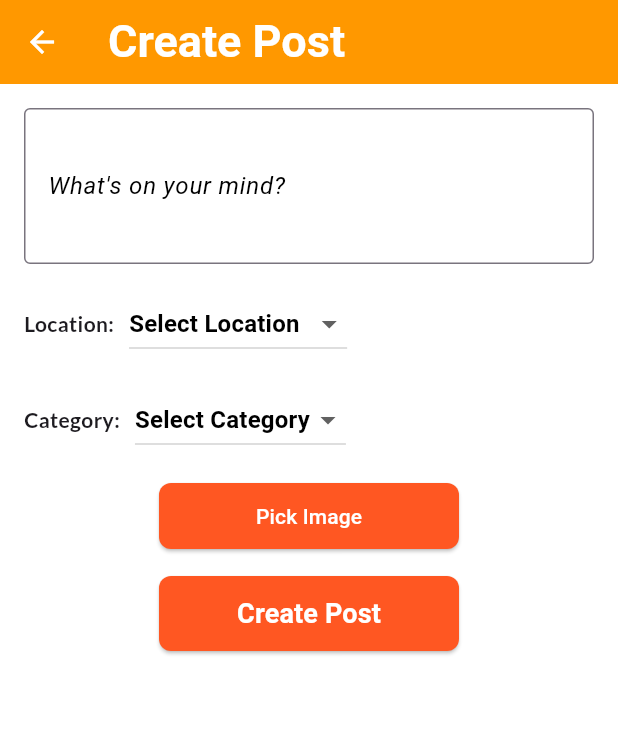
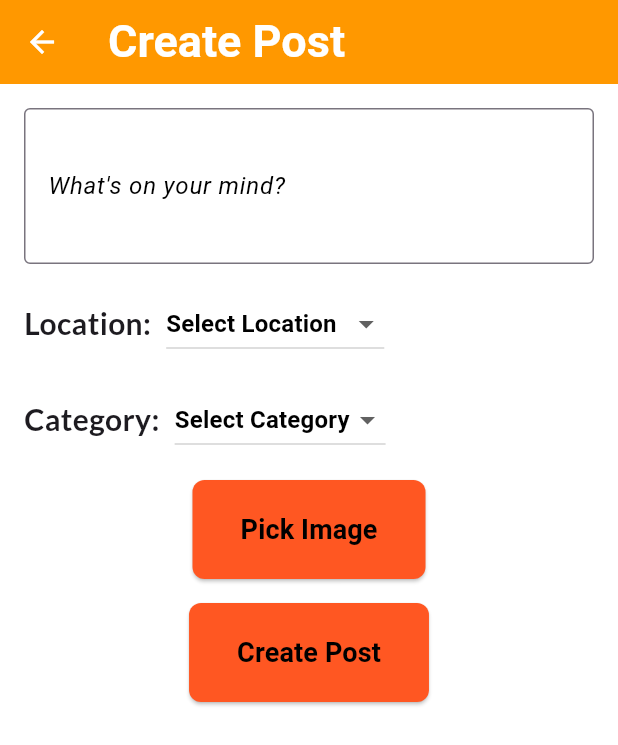
Before and after one commit to DuckyCS8888/caremate, a Flutter app: the CreatePostPage screen opened directly, on a phone screen of 412 x 824 dp. Shown: the top 745 px of the screen. Run offline on Flutter 3.47's test engine with Material 3 defaults, Android fonts, the phone set to English and light mode, and no system bars; our stand-ins replace cloud_firestore, firebase_auth, firebase_core, flutter_image_compress, flutter_local_notifications, geolocator and 5 more; missing offline and left inert: firebase_ui_auth; accounts and stored records are empty.

Commit message:
createpost

```diff
--- a/lib/community/createPost.dart
+++ b/lib/community/createPost.dart
@@ -234,7 +234,12 @@ class _CreatePostPageState extends State<CreatePostPage> {
                     fontStyle: FontStyle.italic,
                     color: Colors.black, // Black color for the label
                   ),
-                  border: OutlineInputBorder(),
+                  border: OutlineInputBorder(
+                    borderSide: BorderSide(color: Colors.black, width: 2), // Default border
+                  ),
+                  focusedBorder: OutlineInputBorder(
+                    borderSide: BorderSide(color: Colors.black, width: 2), // Black color and bold width when focused
+                ),
                 ),
                 maxLines: 3,
               ),
@@ -245,7 +250,9 @@ class _CreatePostPageState extends State<CreatePostPage> {
                 children: [
                   Text(
                     'Location:',
-                    style: GoogleFonts.lato(fontWeight: FontWeight.bold),
+                    style: GoogleFonts.lato(
+                        fontWeight: FontWeight.bold,
+                    fontSize: 20),
                   ),
                   SizedBox(width: 10),
                   DropdownButton<String>(
@@ -305,12 +312,15 @@ class _CreatePostPageState extends State<CreatePostPage> {
                 children: [
                   Text(
                     'Category:',
-                    style: GoogleFonts.lato(fontWeight: FontWeight.bold),
+                    style: GoogleFonts.lato(
+                        fontWeight: FontWeight.bold,
+                        fontSize: 20),
                   ),
                   SizedBox(width: 10),
                   DropdownButton<String>(
                     value: _selectedCategory,
-                    items: <String>[
+                    items:
+                        <String>[
                           'Select Category',
                           'Food',
                           'Fund',
@@ -332,7 +342,9 @@ class _CreatePostPageState extends State<CreatePostPage> {
                     onChanged: (String? newValue) {
                       setState(() {
                         _selectedCategory = newValue!;
-                        _isCategoryValid = _selectedCategory != 'Select Category'; // Validate category
+                        _isCategoryValid =
+                            _selectedCategory !=
+                            'Select Category'; // Validate category
                       });
                     },
                   ),
@@ -348,67 +360,74 @@ class _CreatePostPageState extends State<CreatePostPage> {
               SizedBox(height: 16),
 
               // Image picker button (aligned to center)
-              // Image picker button (aligned to center)
-              // Image picker button (aligned to center)
-              SizedBox(
-                width: 200, // Set the width to 200 for all buttons
-                child: _imageBytes == null
+              _imageBytes == null
                   ? ElevatedButton(
                     onPressed: _pickImage,
                 style: ElevatedButton.styleFrom(
-                    backgroundColor: Colors.deepOrange, // Button background color
+                  backgroundColor:
+                  Colors.deepOrange, // Button background color
                   foregroundColor: Colors.white, // Button text color
-                    padding: EdgeInsets.symmetric(vertical: 12), // Adjust vertical padding
+                  padding: EdgeInsets.symmetric(
+                    vertical: 20,
+                    horizontal: 32,
+                  ), // Adjust padding
+                  shape: RoundedRectangleBorder(
+                    borderRadius: BorderRadius.circular(8), // Rounded corners
+                  ),
+                ),
+                    child: Text(
+                        'Pick Image',
+                      style: GoogleFonts.comicNeue(
+                          fontSize: 18,
+                          color: Colors.black,
+                          fontWeight: FontWeight.w700
+                      ),),
+                  )
+                  : Column(
+                    children: [
+                      Image.memory(
+                        _imageBytes!,
+                        height: 200,
+                        width: 450,
+                        fit: BoxFit.cover,
+                      ),
+                      ElevatedButton(
+                        onPressed: _pickImage,
+                        style: ElevatedButton.styleFrom(
+                          backgroundColor:
+                          Colors.deepOrange, // Button background color
+                          foregroundColor: Colors.white,
+                          padding: EdgeInsets.symmetric(
+                            vertical: 20,
+                            horizontal: 32,
+                          ),
                           shape: RoundedRectangleBorder(
                             borderRadius: BorderRadius.circular(8),
                           ),
                         ),
-                  child: Text('Pick Image'),
-                )
-                    : Column(
-                  children: [
-                    // Use Image.memory and adjust the aspect ratio to keep it rectangular
-                    Image.memory(
-                      _imageBytes!,
-                      fit: BoxFit.contain, // Ensure the image fits inside the container
-                      width: double.infinity, // Let the image fill the container width
-                      height: 200, // Adjust height to a fixed value for consistency
-                    ),
-                    SizedBox(height: 8),
-                    ElevatedButton(
-                      onPressed: _pickImage,
-                      style: ElevatedButton.styleFrom(
-                        backgroundColor: Colors.deepOrange, // Button background color
-                        foregroundColor: Colors.white, // Button text color
-                        padding: EdgeInsets.symmetric(vertical: 12), // Adjust vertical padding
-                        shape: RoundedRectangleBorder(
-                          borderRadius: BorderRadius.circular(8),
-                        ),
-                      ),
-                      child: Text(
-                        'Change Image',
+                        child: Text('Change Image',
                           style: GoogleFonts.comicNeue(
                               fontSize: 18,
-                          color: Colors.white,
-                          fontWeight: FontWeight.w700,
-                        ),
-                      ),
+                              color: Colors.black,
+                              fontWeight: FontWeight.w700
+                          ),),
                       ),
                     ],
                   ),
-              ),
-
               SizedBox(height: 16),
 
               // Submit post button (centered)
-              SizedBox(
-                width: 200, // Set the width to 200 for all buttons
+              Center(
                 child: ElevatedButton(
                   onPressed: _createPost,
                   style: ElevatedButton.styleFrom(
-                    backgroundColor: Colors.deepOrange, // Button background color
+                    backgroundColor:
+                        Colors.deepOrange, // Button background color
                     foregroundColor: Colors.white, // Button text color
-                    padding: EdgeInsets.symmetric(vertical: 12), // Adjust vertical padding
+                    padding: EdgeInsets.symmetric(
+                      vertical: 20,
+                      horizontal: 32,
+                    ), // Adjust padding
                     shape: RoundedRectangleBorder(
                       borderRadius: BorderRadius.circular(8), // Rounded corners
                     ),
@@ -417,8 +436,8 @@ class _CreatePostPageState extends State<CreatePostPage> {
                       'Create Post',
                       style: GoogleFonts.comicNeue(
                         fontSize: 18,
-                      color: Colors.white, // Ensure the text is white
-                      fontWeight: FontWeight.w700,
+                        color: Colors.black,
+                        fontWeight: FontWeight.w700
                       ),
                   ),
                 ),
```
Lines whose indentation alone changed are shown as unchanged.
